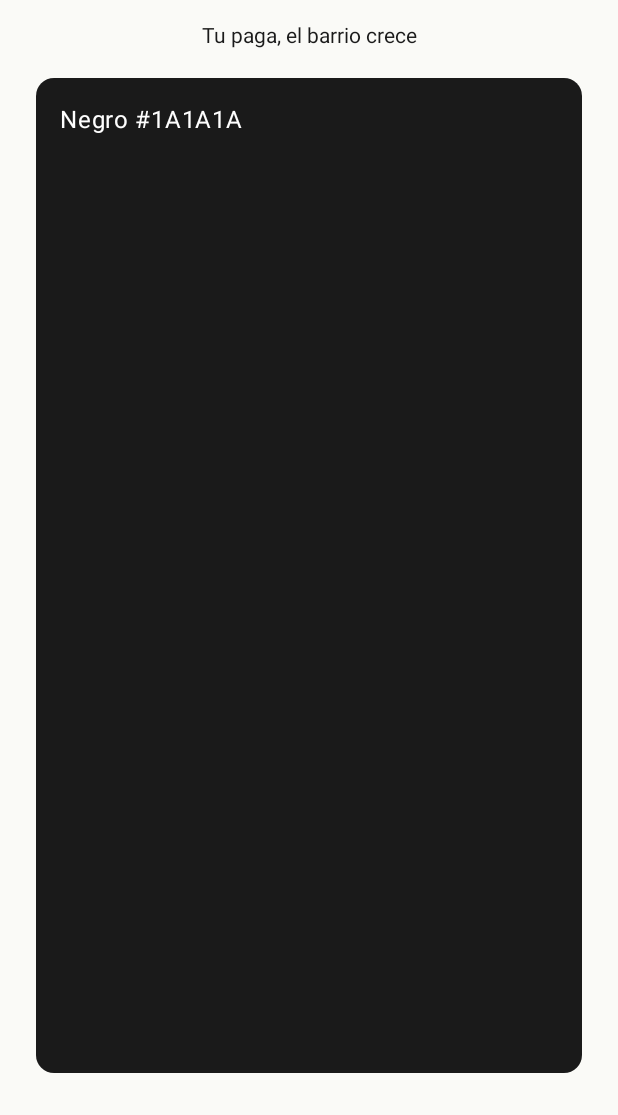
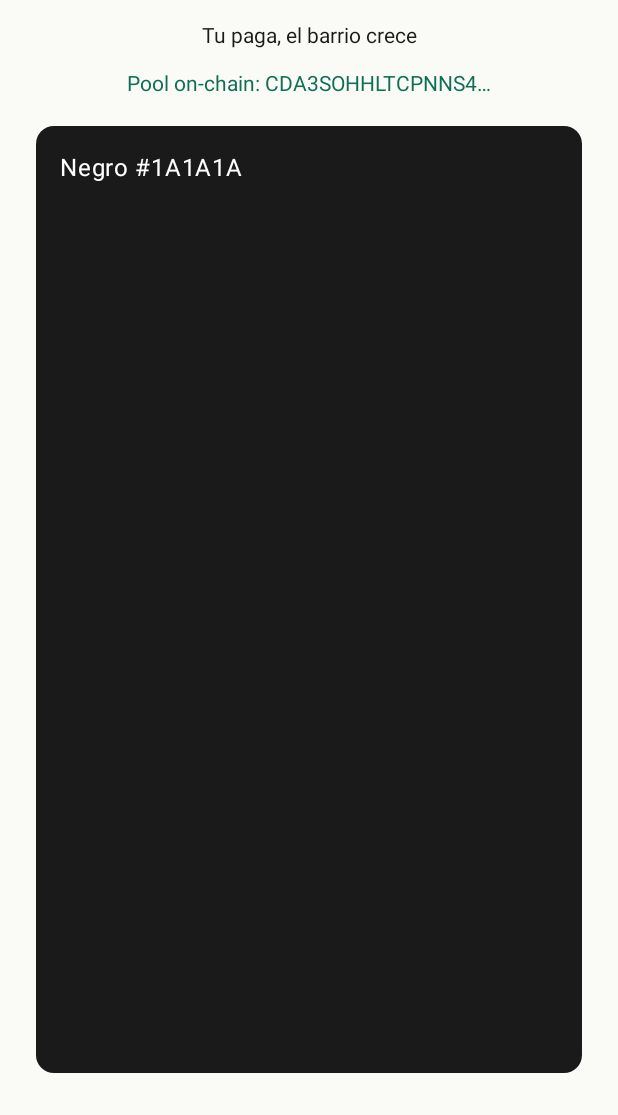
Before and after one commit to JuanWimmin/Protocolo_Raiz, an Android app built with Jetpack Compose: the screen it shows after launch (MainActivity), on a phone screen of 412 x 824 dp, the part 121-1236 px from its top. Run offline under Robolectric (Android 15) with nearby library versions, the phone set to English and light mode, and no system bars; our stand-ins replace Dagger/Hilt's generated code; pictures from the network do not load.

Commit message:
feat(android): capa data inicial con Stellar SDK + Hilt wireado
Capa data del proyecto Android lista para que las pantallas la consuman.
Los métodos de SorobanClient/WalletManager están como stubs documentados;
el cableado (Hilt → DeploymentsLoader → SorobanClient) está confirmado por
un smoke test en MainActivity que lee el pool contract id desde
assets/deployments.json.

Dependencias añadidas:
  - com.soneso.stellar:stellar-sdk:1.6.0 (Soneso KMP — Horizon + Soroban RPC + SEPs)
  - kotlinx-coroutines 1.9.0
  - kotlinx-serialization-json 1.7.3 (resuelve a 1.9.0 transitiva)

Versiones bumpeadas:
  - Kotlin 2.0.21 → 2.1.21 (Stellar SDK trae kotlinx-serialization
    compilado con metadata Kotlin 2.2; K2.0 no lo lee).
  - KSP 2.0.21-1.0.28 → 2.1.21-2.0.2 (debe coincidir con Kotlin).
  - Hilt 2.52 → 2.56 (la 2.52 con KSP 2.1.x dispara
    "Expected @AndroidEntryPoint to have a value", arreglado en 2.53+).

Packaging: excluye duplicados inocuos bajo META-INF/ entre BouncyCastle,
jspecify, kotlinx y netty (el Stellar SDK arrastra varios).

Capa data:
  data/
  ├── model/
  │   ├── RaizConstants.kt   # USDC_STROOPS_PER_UNIT, BPS, etc. + helpers
  │   ├── RaizResult.kt      # sealed Success/Error con RaizErrorCode
  │   ├── Barrio.kt          # espejo de BarrioData del contrato Pool
  │   ├── Deployments.kt     # modelo serializable de deployments.json
  │   └── WalletState.kt
  ├── stellar/
  │   ├── DeploymentsLoader.kt  # lee assets/deployments.json (cacheado)
  │   ├── SorobanClient.kt      # stub: getPoolBalance + debugDeployments
  │   └── WalletManager.kt      # stubs passkey/seed phrase + mockWallet
  └── repository/  (vacío por ahora)

DI:
  di/DataModule.kt — placeholder. Por ahora todo se resuelve con
  @Inject constructor + @Singleton, no necesita @Provides.

Assets:
  app/src/main/assets/deployments.json — copia del de root para que el
  APK lleve los IDs de contratos del testnet ya desplegado. Habrá que
  re-copiar tras cada deploy (o automatizar con Gradle task).

APK debug: 25.9 MB (Stellar SDK + BouncyCastle pesan ~9 MB sin minify;
en release con R8 bajará mucho).

Co-Authored-By: Claude Opus 4.7 (1M context) <noreply@anthropic.com>

```diff
--- a/android/app/src/main/java/com/raiz/app/MainActivity.kt
+++ b/android/app/src/main/java/com/raiz/app/MainActivity.kt
@@ -20,6 +20,7 @@ import androidx.compose.ui.Modifier
 import androidx.compose.ui.draw.clip
 import androidx.compose.ui.tooling.preview.Preview
 import androidx.compose.ui.unit.dp
+import com.raiz.app.data.stellar.SorobanClient
 import com.raiz.app.ui.theme.RaizBlack
 import com.raiz.app.ui.theme.RaizGreen
 import com.raiz.app.ui.theme.RaizPurple
@@ -27,6 +28,7 @@ import com.raiz.app.ui.theme.RaizTheme
 import com.raiz.app.ui.theme.RaizWhite
 import com.raiz.app.ui.theme.RaizYellow
 import dagger.hilt.android.AndroidEntryPoint
+import javax.inject.Inject
 
 /**
  * Entry point. Placeholder visual con la paleta RAÍZ; será reemplazado por
@@ -34,17 +36,25 @@ import dagger.hilt.android.AndroidEntryPoint
  */
 @AndroidEntryPoint
 class MainActivity : ComponentActivity() {
+    @Inject lateinit var sorobanClient: SorobanClient
+
     override fun onCreate(savedInstanceState: Bundle?) {
         super.onCreate(savedInstanceState)
         // Edge-to-edge: barras translúcidas con iconos oscuros sobre el fondo claro.
         enableEdgeToEdge()
+
+        // Smoke test: confirma que Hilt cablea DeploymentsLoader → SorobanClient
+        // y que el deployments.json de assets/ parsea correctamente.
+        val poolId = sorobanClient.debugDeployments().pool
+        android.util.Log.i("RAIZ", "Pool contract id desde assets: $poolId")
+
         setContent {
             RaizTheme {
                 Surface(
                     modifier = Modifier.fillMaxSize(),
                     color = androidx.compose.material3.MaterialTheme.colorScheme.background,
                 ) {
-                    PaletteShowcase()
+                    PaletteShowcase(poolId = poolId)
                 }
             }
         }
@@ -56,7 +66,7 @@ class MainActivity : ComponentActivity() {
  * Sirve de smoke test del theme antes de meter las pantallas reales.
  */
 @Composable
-private fun PaletteShowcase() {
+private fun PaletteShowcase(poolId: String = "—") {
     Column(
         modifier = Modifier
             .fillMaxSize()
@@ -73,6 +83,11 @@ private fun PaletteShowcase() {
             text = "Tu paga, el barrio crece",
             style = androidx.compose.material3.MaterialTheme.typography.bodyMedium,
             color = RaizBlack,
+        )
+        Text(
+            text = "Pool on-chain: ${poolId.take(16)}…",
+            style = androidx.compose.material3.MaterialTheme.typography.bodyMedium,
+            color = RaizGreen,
         )
 
         Swatch("Negro #1A1A1A", RaizBlack, RaizWhite)
--- /dev/null
+++ b/android/app/src/main/java/com/raiz/app/data/stellar/DeploymentsLoader.kt
@@ -0,0 +1,31 @@
+package com.raiz.app.data.stellar
+
+import android.content.Context
+import com.raiz.app.data.model.Deployments
+import dagger.hilt.android.qualifiers.ApplicationContext
+import kotlinx.serialization.json.Json
+import javax.inject.Inject
+import javax.inject.Singleton
+
+/**
+ * Carga `deployments.json` desde assets/ y deserializa con kotlinx-serialization.
+ *
+ * El archivo se mantiene sincronizado con el del root del repo (script de deploy
+ * lo regenera; copiar manualmente a android/app/src/main/assets/ tras cada deploy,
+ * o automatizar con un Gradle task más adelante).
+ */
+@Singleton
+class DeploymentsLoader @Inject constructor(
+    @ApplicationContext private val context: Context,
+) {
+    private val json = Json { ignoreUnknownKeys = true }
+
+    private val cached: Deployments by lazy {
+        context.assets.open("deployments.json").use { stream ->
+            val text = stream.bufferedReader().readText()
+            json.decodeFromString(Deployments.serializer(), text)
+        }
+    }
+
+    fun load(): Deployments = cached
+}
--- /dev/null
+++ b/android/app/src/main/java/com/raiz/app/data/stellar/SorobanClient.kt
@@ -0,0 +1,55 @@
+package com.raiz.app.data.stellar
+
+import com.raiz.app.data.model.Deployments
+import com.raiz.app.data.model.RaizErrorCode
+import com.raiz.app.data.model.RaizResult
+import javax.inject.Inject
+import javax.inject.Singleton
+
+/**
+ * Fachada para invocar los 4 contratos Soroban de RAÍZ.
+ *
+ * Por ahora expone solo `getPoolBalance` como smoke test del setup completo
+ * (Deployments → SDK → testnet → parseo SCVal). Las demás llamadas se irán
+ * añadiendo a medida que cada pantalla las necesite:
+ *
+ *   - Pool: listMerchants, getBarrio, payMerchant
+ *   - Governance: listActiveProposals, vote, createProposal, mintResident
+ *   - Treasury: getExecutionLog, executeProposal
+ *   - Rewards: listRewards, getPoints, redeem, claimRedemption
+ *
+ * Convenciones:
+ *   - Lecturas (read-only) devuelven RaizResult<T> con simulate, sin signer.
+ *   - Escrituras requieren un Keypair del WalletManager y firman + envían.
+ *   - Montos USDC siempre en Long stroops.
+ *   - barrioId siempre como String hex de 64 chars (BytesN<32>).
+ */
+@Singleton
+class SorobanClient @Inject constructor(
+    private val deploymentsLoader: DeploymentsLoader,
+) {
+
+    private val deployments: Deployments by lazy { deploymentsLoader.load() }
+
+    /**
+     * Lee el saldo del pool de un barrio. Read-only — simula contra Soroban
+     * RPC sin firmar nada.
+     *
+     * Implementación pendiente: depende de exponer el SDK de Soneso vía Hilt
+     * (o instanciar ContractClient aquí). Para el primer smoke test devolvemos
+     * un Error placeholder; la implementación real va en el siguiente paso
+     * cuando confirmemos las firmas del SDK con el primer build.
+     */
+    @Suppress("UNUSED_PARAMETER")
+    suspend fun getPoolBalance(barrioId: String): RaizResult<Long> {
+        // TODO: implementar con ContractClient.forContract(deployments.pool, ...)
+        //       y Scv.fromInt128(...).toLong() para parsear el resultado.
+        return RaizResult.Error(
+            code = RaizErrorCode.UNKNOWN,
+            message = "SorobanClient.getPoolBalance: pendiente de cablear contra el SDK",
+        )
+    }
+
+    /** Diagnóstico: retorna los IDs de contratos cargados desde deployments.json. */
+    fun debugDeployments(): Deployments = deployments
+}
```
Also changed, not shown: android/app/build.gradle.kts (+21 -0 lines), android/app/src/main/assets/deployments.json (added, +12 -0 lines), android/app/src/main/java/com/raiz/app/data/model/Barrio.kt (added, +18 -0 lines), android/app/src/main/java/com/raiz/app/data/model/Deployments.kt (added, +22 -0 lines), android/app/src/main/java/com/raiz/app/data/model/RaizConstants.kt (added, +41 -0 lines), android/app/src/main/java/com/raiz/app/data/model/RaizResult.kt (added, +33 -0 lines), android/app/src/main/java/com/raiz/app/data/model/WalletState.kt (added, +18 -0 lines), android/app/src/main/java/com/raiz/app/data/stellar/WalletManager.kt (added, +70 -0 lines), android/app/src/main/java/com/raiz/app/di/DataModule.kt (added, +24 -0 lines), android/gradle/libs.versions.toml (+17 -3 lines).
